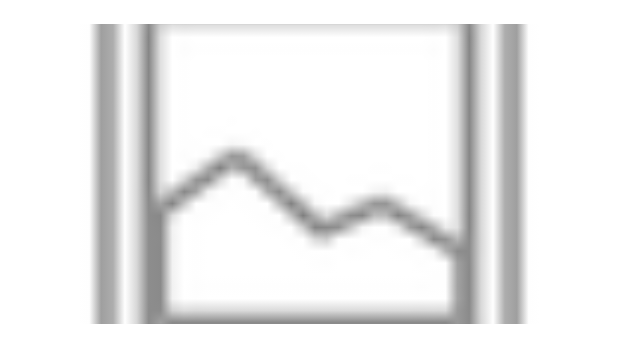
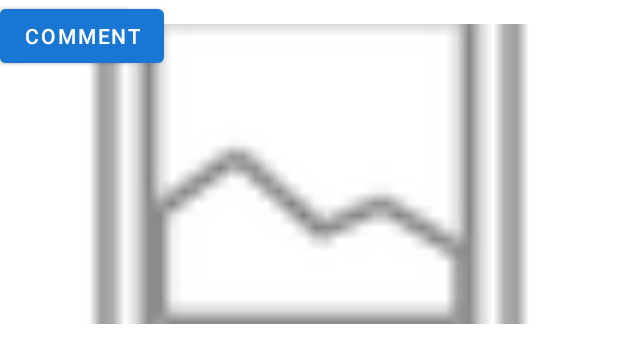
Before and after one commit to tejas-bhandigare/INZONE-Social-media-AndroidApplication-using-JAVA, an Android app: the layout item_post.xml on its own in the app's theme, with its tools: preview values and no code run, on a phone screen of 412 x 824 dp. Shown: the top 363 px of the screen. Run offline under Robolectric (Android 15) with nearby library versions, the phone set to English and light mode, and no system bars.

Commit message:
4/2/24 some changes done in xml
11/02/2024

resolve some error

```diff
--- /dev/null
+++ b/app/src/main/res/drawable/baseline_photo_library_24.xml
@@ -0,0 +1,5 @@
+<vector android:height="24dp" android:tint="#3C98FF"
+    android:viewportHeight="24" android:viewportWidth="24"
+    android:width="24dp" xmlns:android="http://schemas.android.com/apk/res/android">
+    <path android:fillColor="@android:color/white" android:pathData="M22,16L22,4c0,-1.1 -0.9,-2 -2,-2L8,2c-1.1,0 -2,0.9 -2,2v12c0,1.1 0.9,2 2,2h12c1.1,0 2,-0.9 2,-2zM11,12l2.03,2.71L16,11l4,5L8,16l3,-4zM2,6v14c0,1.1 0.9,2 2,2h14v-2L4,20L4,6L2,6z"/>
+</vector>
--- a/app/src/main/res/layout/item_post.xml
+++ b/app/src/main/res/layout/item_post.xml
@@ -18,5 +18,15 @@
         android:layout_below="@+id/postImageView"
         android:layout_margin="16dp"/>
 
+    <Button
+        android:id="@+id/likeButton"
+        android:layout_width="wrap_content"
+        android:layout_height="wrap_content"
+        android:text="Like"/>
 
+    <Button
+        android:id="@+id/commentButton"
+        android:layout_width="wrap_content"
+        android:layout_height="wrap_content"
+        android:text="Comment"/>
 </RelativeLayout>
```
Also changed, not shown: app/src/main/java/com/example/project/Post.java (+12 -3 lines), app/src/main/java/com/example/project/PostViewActivity.java (+4 -6 lines), app/src/main/java/com/example/project/UploadPostsActivity.java (+4 -7 lines), app/src/main/java/com/example/project/firstview.java (+10 -0 lines), app/src/main/res/layout/activity_firstview.xml (+47 -39 lines).
